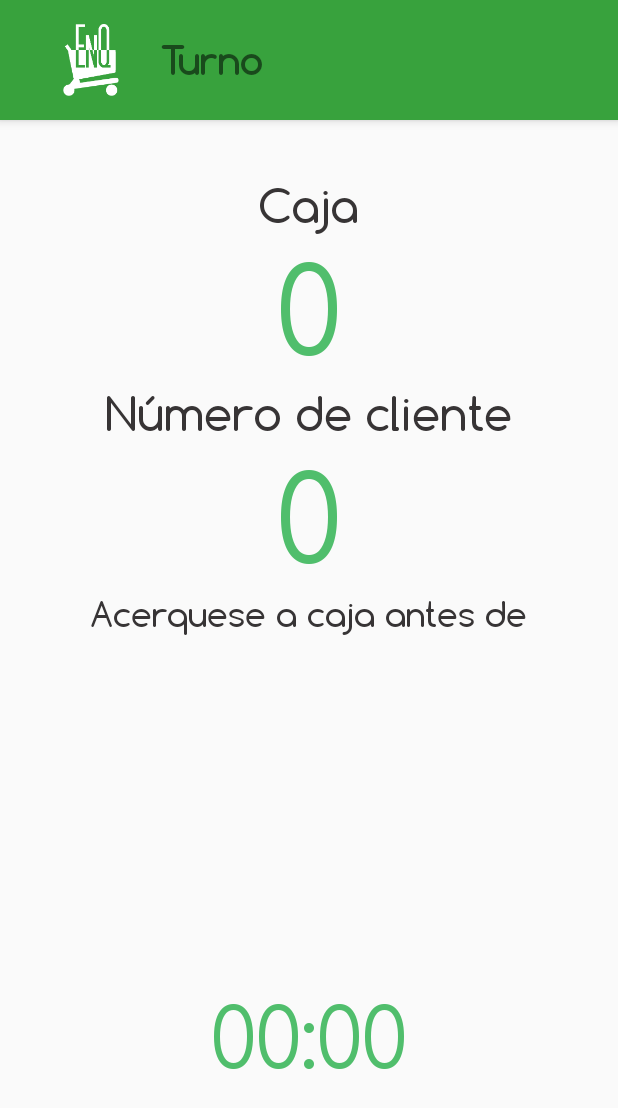
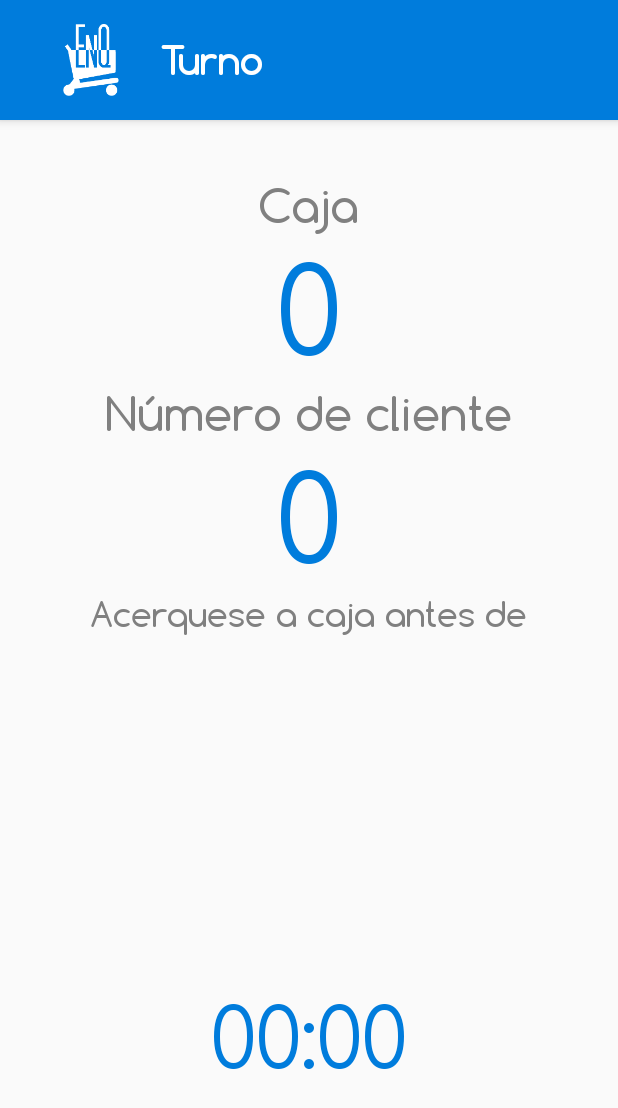
Before and after one commit to santiac89/enq_android, an Android app: the ConfirmedActivity screen opened directly, with no data from a screen before it, on a phone screen of 412 x 824 dp. Shown: the top 1108 px of the screen. Run offline under Robolectric (Android 15) with nearby library versions, the phone set to English and light mode, and no system bars; our stand-ins replace ButterKnife; 4 statements that could not run were skipped.

Commit message:
change something

```diff
--- a/app/src/main/java/org/allin/enq/activity/CallReceivedActivity.java
+++ b/app/src/main/java/org/allin/enq/activity/CallReceivedActivity.java
@@ -19,6 +19,8 @@ import android.widget.TextView;
 import org.allin.enq.R;
 import org.allin.enq.service.EnqService;
 import org.allin.enq.util.EnqActivity;
+
+import java.io.IOException;
 
 import butterknife.Bind;
 import butterknife.ButterKnife;
@@ -42,7 +44,7 @@ public class CallReceivedActivity extends EnqActivity {
 
     private Handler timeoutHandler = new Handler();
     private CountDownTimer countDownTimer;
-
+    private MediaPlayer mp;
     @Bind(R.id.call_received_confirm_button) Button confirmButton;
     @Bind(R.id.call_received_cancel_button) Button cancelButton;
     @Bind(R.id.call_received_extend_button) Button extendButton;
@@ -73,30 +75,7 @@ public class CallReceivedActivity extends EnqActivity {
 
     private void wakeUp() {
 
-        MediaPlayer mp;
-        mp = MediaPlayer.create(getApplicationContext(), R.raw.bell);
-        mp.setLooping(true);
 
-        mp.setOnCompletionListener(new MediaPlayer.OnCompletionListener() {
-
-            int loopTimes = 0;
-
-            @Override
-            public void onCompletion(MediaPlayer mp) {
-
-                if (loopTimes < 2) {
-                    loopTimes++;
-                    return;
-                }
-
-                mp.reset();
-                mp.release();
-                mp=null;
-            }
-
-        });
-
-        mp.start();
 
         this.getWindow().setFlags(WindowManager.LayoutParams.FLAG_FULLSCREEN |
                         WindowManager.LayoutParams.FLAG_DISMISS_KEYGUARD |
@@ -111,6 +90,10 @@ public class CallReceivedActivity extends EnqActivity {
         long[] pattern = {0, 500, 500, 500, 500, 500, 500, 500};
         vibrator.vibrate(pattern, -1);
 
+        mp = MediaPlayer.create(getApplicationContext(), R.raw.bell);
+        mp.setLooping(true);
+        mp.start();
+        mp.setOnCompletionListener(new SoundtrackPlayerListener());
     }
 
     @Override
@@ -196,6 +179,25 @@ public class CallReceivedActivity extends EnqActivity {
         }
     };
 
+    private class SoundtrackPlayerListener implements MediaPlayer.OnCompletionListener{
+
+        int loopTimes = 0;
+
+        @Override
+        public void onCompletion(MediaPlayer mp) {
+
+            if (loopTimes < 2) {
+                loopTimes++;
+                return;
+            }
+
+            mp.reset();
+            mp.release();
+            mp = null;
+        }
+    }
+
+
 
 
 }
--- a/app/src/main/java/org/allin/enq/activity/ConfirmedActivity.java
+++ b/app/src/main/java/org/allin/enq/activity/ConfirmedActivity.java
@@ -85,7 +85,6 @@ public class ConfirmedActivity extends EnqActivity {
     }
 
     private ServiceConnection mConnection = new ServiceConnection() {
-
         @Override
         public void onServiceConnected(ComponentName className,
                                        IBinder service) {
--- a/app/src/main/java/org/allin/enq/service/EnqService.java
+++ b/app/src/main/java/org/allin/enq/service/EnqService.java
@@ -198,6 +198,9 @@ public class EnqService extends Service {
     }
 
     public void cancelWaiting() {
+        new AsyncTask<Void,Void,Void>() {
+            @Override
+            protected Void doInBackground(Void... params) {
                 try {
                     apiClient.cancel(clientInfo.getClientId());
                     serverSocket.close();
@@ -209,6 +212,10 @@ public class EnqService extends Service {
                 }
 
                 stopForeground(true);
+                return null;
+            }
+        }.execute();
+
     }
 
     /**
--- a/app/src/main/res/layout-hdpi/activity_call_received.xml
+++ b/app/src/main/res/layout-hdpi/activity_call_received.xml
@@ -57,6 +57,7 @@
         android:layout_alignParentBottom="true"
         android:layout_alignParentLeft="true"
         android:background="@drawable/green_button_shape"
+        android:textColor="@color/white"
         android:layout_alignParentStart="true"
         android:layout_alignParentRight="true"
         android:layout_alignParentEnd="true"
--- a/app/src/main/res/layout-hdpi/activity_confirmed.xml
+++ b/app/src/main/res/layout-hdpi/activity_confirmed.xml
@@ -55,6 +55,7 @@
         android:text="CERRAR"
         android:id="@+id/confirmed_close_button"
         android:background="@drawable/green_button_shape"
+        android:textColor="@color/white"
         android:layout_alignParentBottom="true"
         android:layout_alignLeft="@+id/confirmed_activity_toolbar"
         android:layout_alignStart="@+id/confirmed_activity_toolbar"
--- a/app/src/main/res/layout-hdpi/activity_main.xml
+++ b/app/src/main/res/layout-hdpi/activity_main.xml
@@ -35,6 +35,7 @@
         android:layout_height="wrap_content"
         android:textAppearance="?android:attr/textAppearanceLarge"
         android:text="@string/no_group_found"
+        android:textColor="@color/quiet_gray"
         android:id="@+id/no_groups_found_text_view"
         android:layout_centerVertical="true"
         android:layout_centerHorizontal="true"
--- a/app/src/main/res/layout-hdpi/activity_waiting.xml
+++ b/app/src/main/res/layout-hdpi/activity_waiting.xml
@@ -60,6 +60,7 @@
         android:layout_height="wrap_content"
         android:text="Cancelar"
         android:background="@drawable/green_button_shape"
+        android:textColor="@color/white"
         android:id="@+id/waiting_cancel_button"
         android:layout_alignParentBottom="true"
         android:layout_alignParentLeft="true"
--- a/app/src/main/res/layout-hdpi/toolbar.xml
+++ b/app/src/main/res/layout-hdpi/toolbar.xml
@@ -31,6 +31,7 @@
             android:layout_width="wrap_content"
             android:text="@string/title_activity_main"
             android:textSize="25dp"
+            android:textColor="@color/white"
             android:layout_centerVertical="true"
             android:layout_toRightOf="@id/logo_verde"
             android:layout_marginLeft="1dp" />
--- a/app/src/main/res/layout-ldpi/activity_confirmed.xml
+++ b/app/src/main/res/layout-ldpi/activity_confirmed.xml
@@ -63,6 +63,7 @@
         android:text="CERRAR"
         android:id="@+id/confirmed_close_button"
         android:background="@drawable/green_button_shape"
+        android:textColor="@color/white"
         android:layout_alignParentBottom="true"
         android:layout_alignLeft="@+id/confirmed_activity_toolbar"
         android:layout_alignStart="@+id/confirmed_activity_toolbar"
--- a/app/src/main/res/layout-mdpi/activity_confirmed.xml
+++ b/app/src/main/res/layout-mdpi/activity_confirmed.xml
@@ -12,7 +12,7 @@
         android:textAppearance="?android:attr/textAppearanceLarge"
         android:text="Caja"
         android:id="@+id/confirmed_paydesk_number_label"
-        android:textSize="20sp"
+        android:textSize="25sp"
         android:layout_marginTop="25dp"
         android:layout_below="@+id/confirmed_activity_toolbar"
         android:layout_alignLeft="@+id/confirmed_close_button"
@@ -25,22 +25,20 @@
         android:text="0"
         android:id="@+id/confirmed_paydesk_number_text_view"
         android:textColor="@color/quiet_green"
-        android:textSize="30dp"
-        android:layout_marginLeft="30dp"
-        android:layout_marginStart="30dp"
+        android:textSize="40sp"
+        android:layout_marginRight="26dp"
+        android:layout_marginEnd="26dp"
         android:layout_alignBaseline="@+id/confirmed_paydesk_number_label"
         android:layout_alignBottom="@+id/confirmed_paydesk_number_label"
-        android:layout_toRightOf="@+id/confirmed_client_number_label"
         android:layout_alignRight="@+id/confirmed_close_button"
-        android:layout_alignEnd="@+id/confirmed_close_button"
-        android:textAlignment="center" />
+        android:layout_alignEnd="@+id/confirmed_close_button" />
 
     <TextView
         android:layout_width="wrap_content"
         android:layout_height="wrap_content"
         android:textAppearance="?android:attr/textAppearanceLarge"
         android:text="Número de cliente"
-        android:textSize="20sp"
+        android:textSize="25sp"
         android:id="@+id/confirmed_client_number_label"
         android:layout_alignBaseline="@+id/confirmed_client_number_text_view"
         android:layout_alignBottom="@+id/confirmed_client_number_text_view"
@@ -52,15 +50,12 @@
         android:layout_height="wrap_content"
         android:textAppearance="?android:attr/textAppearanceLarge"
         android:text="0"
-        android:textSize="30dp"
+        android:textSize="40sp"
         android:textColor="@color/quiet_green"
         android:id="@+id/confirmed_client_number_text_view"
-        android:layout_below="@+id/confirmed_paydesk_number_text_view"
+        android:layout_below="@+id/confirmed_paydesk_number_label"
         android:layout_alignLeft="@+id/confirmed_paydesk_number_text_view"
-        android:layout_alignStart="@+id/confirmed_paydesk_number_text_view"
-        android:layout_alignRight="@+id/confirmed_close_button"
-        android:layout_alignEnd="@+id/confirmed_close_button"
-        android:textAlignment="center" />
+        android:layout_alignStart="@+id/confirmed_paydesk_number_text_view" />
 
     <Button
         android:layout_width="wrap_content"
@@ -68,11 +63,35 @@
         android:text="CERRAR"
         android:id="@+id/confirmed_close_button"
         android:background="@drawable/green_button_shape"
+        android:textColor="@color/white"
         android:layout_alignParentBottom="true"
         android:layout_alignLeft="@+id/confirmed_activity_toolbar"
         android:layout_alignStart="@+id/confirmed_activity_toolbar"
         android:layout_alignRight="@+id/confirmed_activity_toolbar"
         android:layout_alignEnd="@+id/confirmed_activity_toolbar"
-        android:layout_margin="10dp" />
+        android:layout_margin="10dp"
+        android:visibility="invisible" />
+
+
+    <TextView
+        android:layout_width="wrap_content"
+        android:layout_height="wrap_content"
+        android:text="00:00"
+        android:id="@+id/remaining_time_text_view"
+        android:textSize="55sp"
+        android:textColor="@color/quiet_green"
+        android:layout_above="@+id/confirmed_close_button"
+        android:layout_centerHorizontal="true"
+        android:layout_marginBottom="30dp"
+        android:textIsSelectable="false" />
+
+    <TextView
+        android:layout_width="wrap_content"
+        android:layout_height="wrap_content"
+        android:textAppearance="?android:attr/textAppearanceLarge"
+        android:text="Acercarse a caja antes de"
+        android:id="@+id/textView"
+        android:layout_above="@+id/remaining_time_text_view"
+        android:layout_centerHorizontal="true" />
 
 </RelativeLayout>
--- a/app/src/main/res/values/colors.xml
+++ b/app/src/main/res/values/colors.xml
@@ -1,9 +1,16 @@
 <?xml version="1.0" encoding="utf-8"?>
 <resources>
 
-    <color name="primary">#38A23D</color>
-    <color name="primaryDark">#008738</color>
-    <color name="textColorPrimary">#373435</color>
-    <item name="quiet_green" type="color">#50be6c</item>
+    <color name="primary">#007cdc</color>
+    <color name="primaryDark">#007cdc</color>
+    <color name="textColorPrimary">#808080</color>
+    <color name="white">#FFFFFF</color>
+    <item name="quiet_green" type="color">#007cdc</item>
     <item name="quiet_gray" type="color">#808080</item>
+
+    <!--<color name="primary">#38A23D</color>-->
+    <!--<color name="primaryDark">#008738</color>-->
+    <!--<color name="textColorPrimary">#373435</color>-->
+    <!--<item name="quiet_green" type="color">#50be6c</item>-->
+    <!--<item name="quiet_gray" type="color">#808080</item>-->
 </resources>
```
Lines whose indentation alone changed are shown as unchanged.
